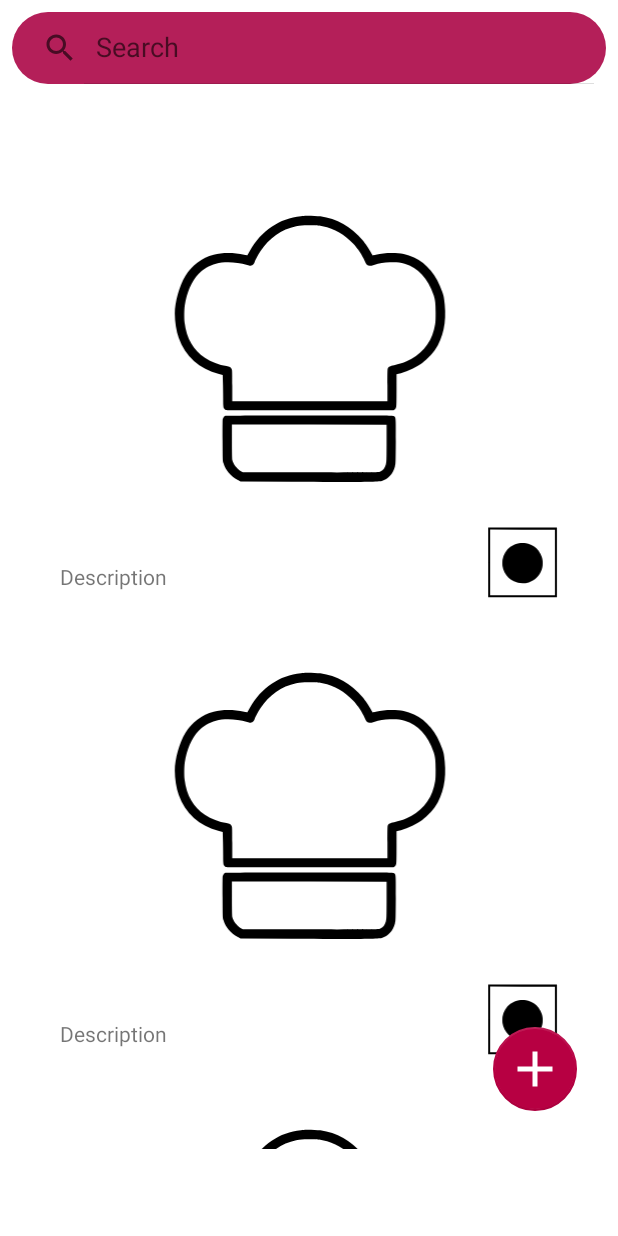
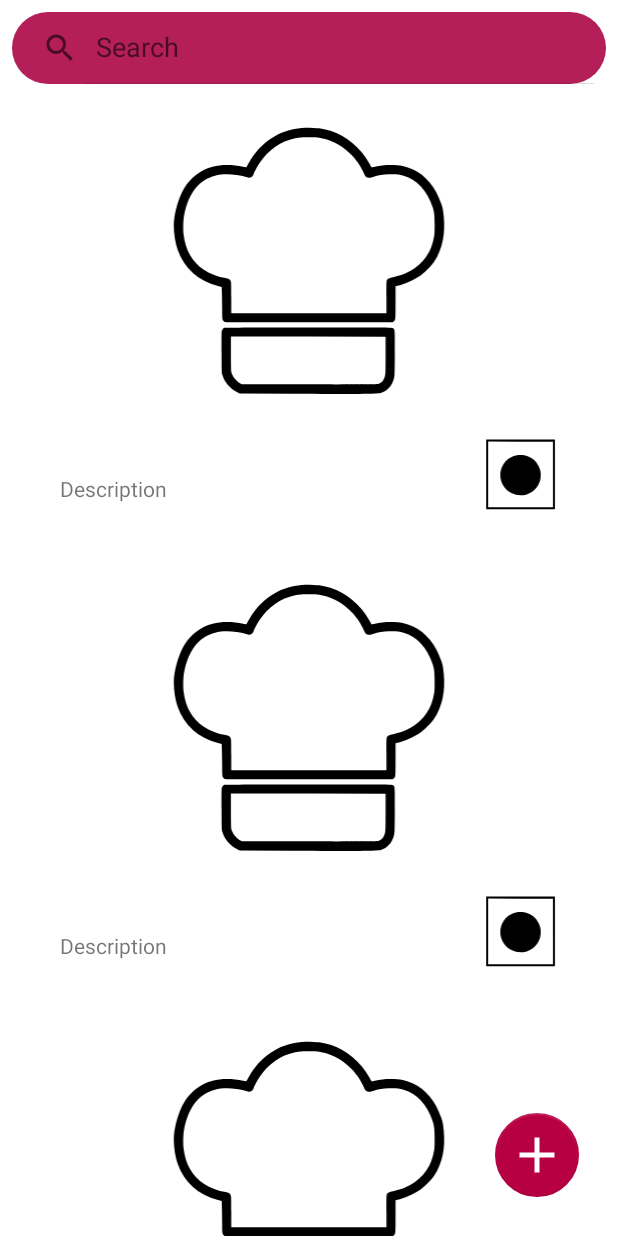
Before and after one commit to app-src/EzyBites, an Android app: the layout fragment_recipe.xml on its own in the app's theme, with its tools: preview values and no code run, on a phone screen of 412 x 824 dp. Run offline under Robolectric (Android 15) with nearby library versions, the phone set to English and light mode, and no system bars.

Commit message:
layout for recycler view card

```diff
--- a/app/src/main/res/layout/fragment_recipe.xml
+++ b/app/src/main/res/layout/fragment_recipe.xml
@@ -31,41 +31,34 @@
         app:layout_constraintStart_toStartOf="parent"
         app:layout_constraintEnd_toEndOf="parent"
         android:id="@+id/recyclerView"
-        android:layout_width="413dp"
-        android:layout_height="651dp"
+        android:layout_width="match_parent"
+        android:layout_height="0dp"
         android:orientation="vertical"
         tools:listitem="@layout/cardlayout">
 
 
     </androidx.recyclerview.widget.RecyclerView>
 
-    <androidx.constraintlayout.widget.ConstraintLayout
-        android:id="@+id/constraintLayout"
-        android:layout_width="match_parent"
-        android:layout_height="match_parent">
+
 
     <com.google.android.material.floatingactionbutton.FloatingActionButton
-            android:id="@+id/AddReciepe"
+        android:id="@+id/AddRecipe"
         android:layout_width="wrap_content"
         android:layout_height="wrap_content"
-            android:layout_marginStart="328dp"
-            android:layout_marginTop="638dp"
-            android:layout_marginEnd="27dp"
-            android:layout_marginBottom="37dp"
+        android:layout_marginRight="26dp"
+        android:layout_marginBottom="26dp"
         android:clickable="true"
         android:src="@drawable/ic_baseline_add_24"
         app:backgroundTint="@color/darkRed"
-            app:borderWidth="1dp"
         app:elevation="10dp"
         app:fabSize="normal"
         app:layout_constraintBottom_toBottomOf="parent"
         app:layout_constraintEnd_toEndOf="parent"
-            app:layout_constraintStart_toStartOf="parent"
-            app:layout_constraintTop_toTopOf="parent"
         app:maxImageSize="40dp"
+        app:borderWidth="1dp"
         app:tint="@color/white"
-            tools:ignore="SpeakableTextPresentCheck" />
-    </androidx.constraintlayout.widget.ConstraintLayout>
+        tools:ignore="SpeakableTextPresentCheck"/>
+
 
 
 </androidx.constraintlayout.widget.ConstraintLayout>
```
Also changed, not shown: app/src/main/java/io/github/ashishthehulk/ezybites/Fragments/RecipeFragment.java (+17 -2 lines). Lines whose indentation alone changed are shown as unchanged.
